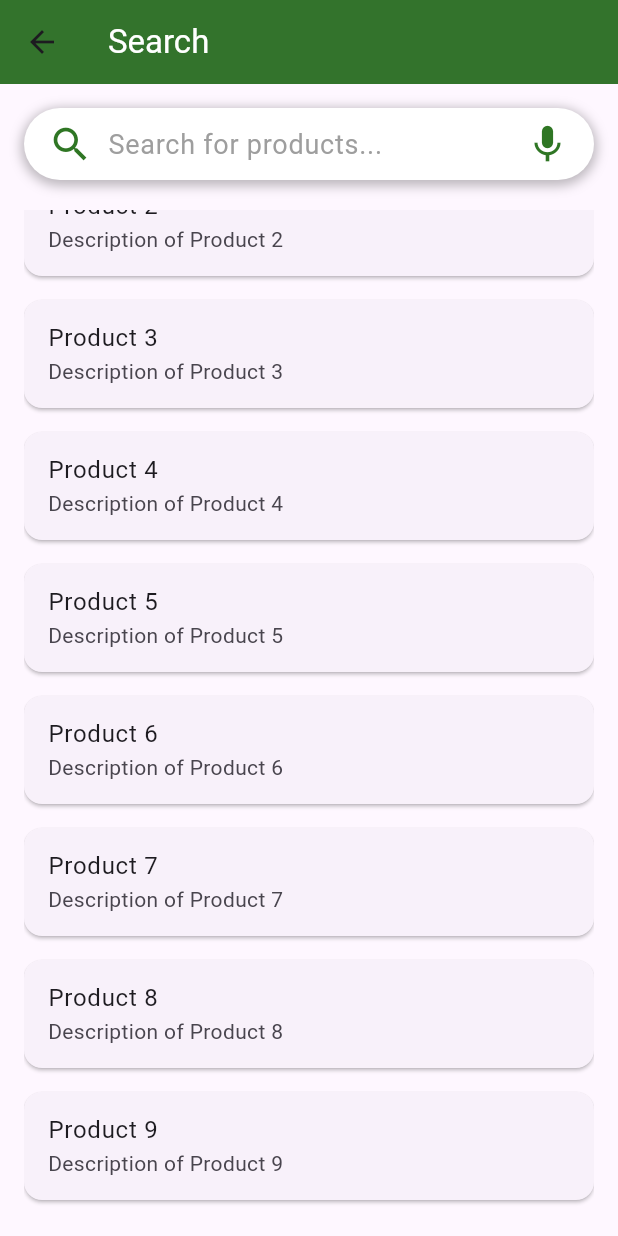
After one commit to amangiriindia/blincer, a Flutter app: the SearchScreen screen opened directly, scrolled down 212 dp, after a tap on the "mic none" icon, on a phone screen of 412 x 824 dp. The commit adds this screen. Run offline on Flutter 3.47's test engine with Material 3 defaults, Android fonts, the light colour scheme and no system bars; our stand-ins replace carousel_slider, draggable_home, flutter_spinkit, fluttertoast, lottie, photo_view and 5 more; accounts and stored records are empty; project files that could hold a hidden picture were left out.

Commit message:
Enhance HomeScreen design: Added search icon to AppBar and designed SearchScreen

```diff
--- /dev/null
+++ b/lib/screenutills/search_screen.dart
@@ -0,0 +1,122 @@
+import 'package:blinker/constant/app_color.dart';
+import 'package:flutter/material.dart';
+import 'package:speech_to_text/speech_to_text.dart' as stt;
+
+class SearchScreen extends StatefulWidget {
+  @override
+  _SearchScreenState createState() => _SearchScreenState();
+}
+
+class _SearchScreenState extends State<SearchScreen> {
+  final TextEditingController _controller = TextEditingController();
+  final stt.SpeechToText _speech = stt.SpeechToText();
+  bool _isListening = false;
+
+  void _toggleListening() async {
+  if (_isListening) {
+    _speech.stop();
+  } else {
+    bool available = await _speech.initialize();
+    if (available) {
+      _speech.listen(onResult: (result) {
+        setState(() {
+          _controller.value = _controller.value.copyWith(
+            text: result.recognizedWords, // Ensure text is updated properly
+            selection: TextSelection.collapsed(offset: result.recognizedWords.length),
+          );
+        });
+      });
+    }
+  }
+
+  setState(() {
+    _isListening = !_isListening;
+  });
+}
+
+
+  @override
+  void dispose() {
+    _controller.dispose();
+    super.dispose();
+  }
+
+  @override
+  Widget build(BuildContext context) {
+    return Scaffold(
+      appBar: AppBar(
+        title: Text('Search', style: TextStyle(color: Colors.white)),
+        backgroundColor: AppColor.primary, // App's primary color
+        elevation: 0,
+      ),
+      body: Padding(
+        padding: const EdgeInsets.all(16.0),
+        child: Column(
+          children: [
+            // Search bar
+            Container(
+              padding: EdgeInsets.symmetric(horizontal: 16),
+              decoration: BoxDecoration(
+                color: Colors.white,
+                borderRadius: BorderRadius.circular(30),
+                boxShadow: [
+                  BoxShadow(
+                    color: Colors.black26,
+                    blurRadius: 6,
+                    spreadRadius: 2,
+                    offset: Offset(0, 2),
+                  ),
+                ],
+              ),
+              child: Row(
+                children: [
+                  Icon(
+                    Icons.search,
+                    color: AppColor.primary, // Theme color for the icon
+                    size: 30,
+                  ),
+                  SizedBox(width: 10),
+                  Expanded(
+                    child: TextField(
+                      controller: _controller,
+                      style: TextStyle(fontSize: 18, color: Colors.black),
+                      decoration: InputDecoration(
+                        hintText: 'Search for products...',
+                        hintStyle: TextStyle(color: Colors.grey),
+                        border: InputBorder.none,
+                      ),
+                    ),
+                  ),
+                  GestureDetector(
+                    onTap: _toggleListening,
+                    child: Icon(
+                      _isListening ? Icons.mic : Icons.mic_none,
+                      color: AppColor.primary, // Match the theme color
+                      size: 30,
+                    ),
+                  ),
+                ],
+              ),
+            ),
+            SizedBox(height: 20),
+            // Display search results (you can replace this with actual search results)
+            Expanded(
+              child: ListView.builder(
+                itemCount: 10, // Example item count
+                itemBuilder: (context, index) {
+                  return Card(
+                    margin: EdgeInsets.symmetric(vertical: 8),
+                    child: ListTile(
+                      title: Text('Product $index', style: TextStyle(fontSize: 16)),
+                      subtitle: Text('Description of Product $index'),
+                    ),
+                  );
+                },
+              ),
+            ),
+          ],
+        ),
+      ),
+    );
+  }
+}
```
Also changed, not shown: lib/screen/home_scrren.dart (+53 -28 lines).
